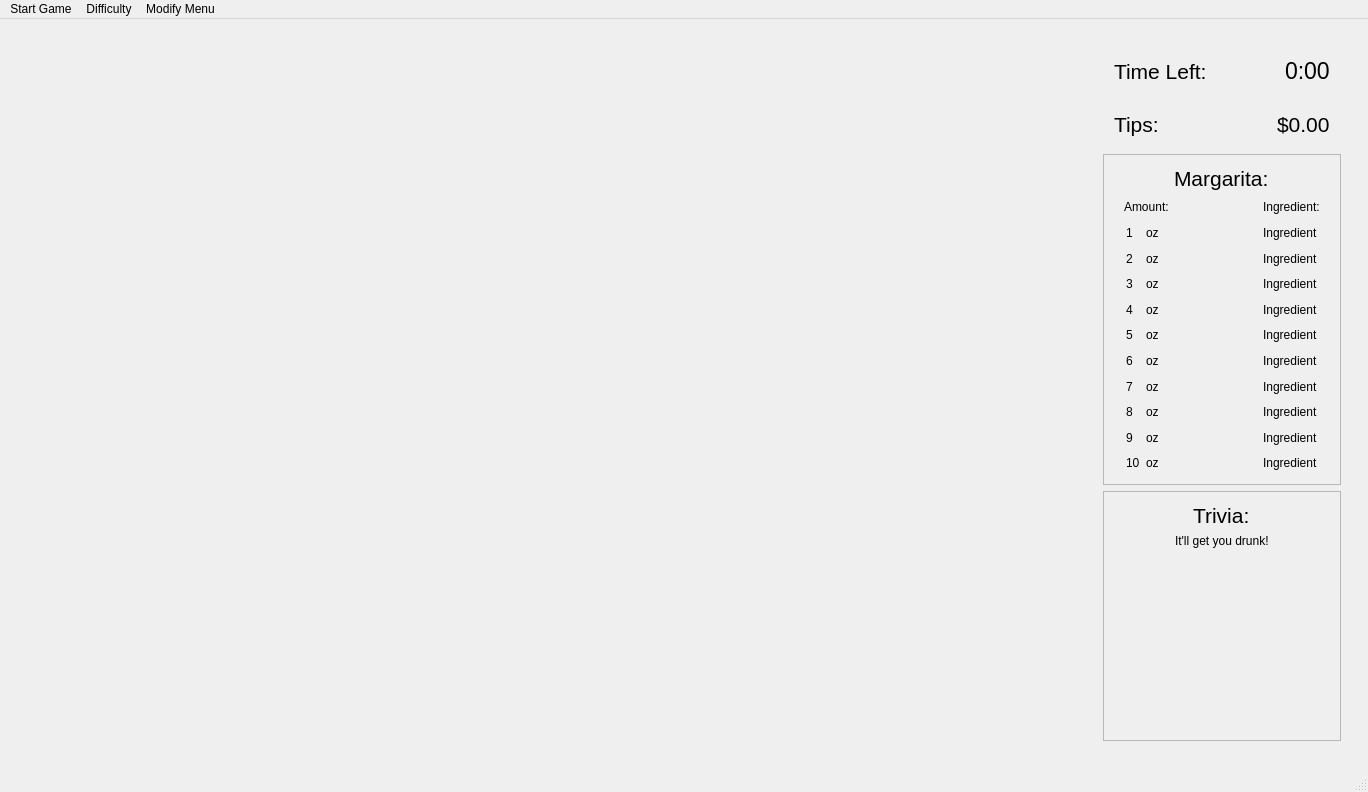
This is mainwindow.ui in wintersca/bartender as Qt 5 draws it before an edit. The edited form follows.
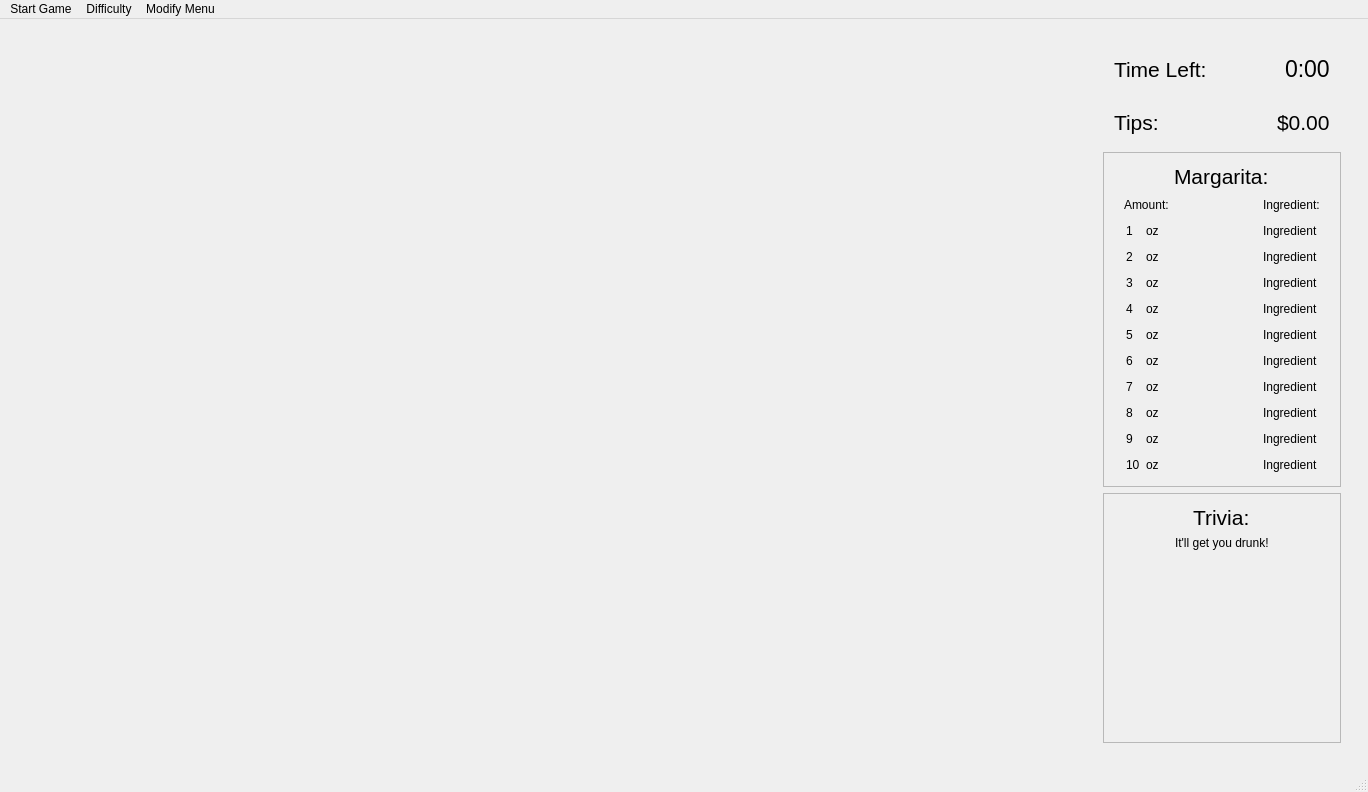
This is the edited form.

What changed in the file:
```diff
--- a/mainwindow.ui
+++ b/mainwindow.ui
@@ -275,7 +275,7 @@
                </property>
               </spacer>
              </item>
-             <item>
+             <item alignment="Qt::AlignRight">
               <widget class="QLabel" name="recipeSections">
                <property name="text">
                 <string>Ingredient:</string>
@@ -312,14 +312,14 @@
              <property name="bottomMargin">
               <number>0</number>
              </property>
-             <item row="1" column="3">
+             <item row="1" column="3" alignment="Qt::AlignRight">
               <widget class="QLabel" name="ingredientName1">
                <property name="text">
                 <string>Ingredient</string>
                </property>
               </widget>
              </item>
-             <item row="4" column="3">
+             <item row="4" column="3" alignment="Qt::AlignRight">
               <widget class="QLabel" name="ingredientName4">
                <property name="text">
                 <string>Ingredient</string>
@@ -354,7 +354,7 @@
                </property>
               </widget>
              </item>
-             <item row="10" column="3">
+             <item row="10" column="3" alignment="Qt::AlignRight">
               <widget class="QLabel" name="ingredientName10">
                <property name="text">
                 <string>Ingredient</string>
@@ -389,7 +389,7 @@
                </property>
               </widget>
              </item>
-             <item row="2" column="3">
+             <item row="2" column="3" alignment="Qt::AlignRight">
               <widget class="QLabel" name="ingredientName2">
                <property name="text">
                 <string>Ingredient</string>
@@ -403,21 +403,21 @@
                </property>
               </widget>
              </item>
-             <item row="7" column="3">
+             <item row="7" column="3" alignment="Qt::AlignRight">
               <widget class="QLabel" name="ingredientName7">
                <property name="text">
                 <string>Ingredient</string>
                </property>
               </widget>
              </item>
-             <item row="9" column="3">
+             <item row="9" column="3" alignment="Qt::AlignRight">
               <widget class="QLabel" name="ingredientName9">
                <property name="text">
                 <string>Ingredient</string>
                </property>
               </widget>
              </item>
-             <item row="3" column="3">
+             <item row="3" column="3" alignment="Qt::AlignRight">
               <widget class="QLabel" name="ingredientName3">
                <property name="text">
                 <string>Ingredient</string>
@@ -438,7 +438,7 @@
                </property>
               </widget>
              </item>
-             <item row="8" column="3">
+             <item row="8" column="3" alignment="Qt::AlignRight">
               <widget class="QLabel" name="ingredientName8">
                <property name="text">
                 <string>Ingredient</string>
@@ -535,6 +535,123 @@
                </property>
               </widget>
              </item>
+             <item row="2" column="2">
+              <spacer name="horizontalSpacer_2">
+               <property name="orientation">
+                <enum>Qt::Horizontal</enum>
+               </property>
+               <property name="sizeHint" stdset="0">
+                <size>
+                 <width>40</width>
+                 <height>20</height>
+                </size>
+               </property>
+              </spacer>
+             </item>
+             <item row="3" column="2">
+              <spacer name="horizontalSpacer_4">
+               <property name="orientation">
+                <enum>Qt::Horizontal</enum>
+               </property>
+               <property name="sizeHint" stdset="0">
+                <size>
+                 <width>40</width>
+                 <height>20</height>
+                </size>
+               </property>
+              </spacer>
+             </item>
+             <item row="4" column="2">
+              <spacer name="horizontalSpacer_5">
+               <property name="orientation">
+                <enum>Qt::Horizontal</enum>
+               </property>
+               <property name="sizeHint" stdset="0">
+                <size>
+                 <width>40</width>
+                 <height>20</height>
+                </size>
+               </property>
+              </spacer>
+             </item>
+             <item row="5" column="2">
+              <spacer name="horizontalSpacer_6">
+               <property name="orientation">
+                <enum>Qt::Horizontal</enum>
+               </property>
+               <property name="sizeHint" stdset="0">
+                <size>
+                 <width>40</width>
+                 <height>20</height>
+                </size>
+               </property>
+              </spacer>
+             </item>
+             <item row="6" column="2">
+              <spacer name="horizontalSpacer_7">
+               <property name="orientation">
+                <enum>Qt::Horizontal</enum>
+               </property>
+               <property name="sizeHint" stdset="0">
+                <size>
+                 <width>40</width>
+                 <height>20</height>
+                </size>
+               </property>
+              </spacer>
+             </item>
+             <item row="7" column="2">
+              <spacer name="horizontalSpacer_8">
+               <property name="orientation">
+                <enum>Qt::Horizontal</enum>
+               </property>
+               <property name="sizeHint" stdset="0">
+                <size>
+                 <width>40</width>
+                 <height>20</height>
+                </size>
+               </property>
+              </spacer>
+             </item>
+             <item row="8" column="2">
+              <spacer name="horizontalSpacer_9">
+               <property name="orientation">
+                <enum>Qt::Horizontal</enum>
+               </property>
+               <property name="sizeHint" stdset="0">
+                <size>
+                 <width>40</width>
+                 <height>20</height>
+                </size>
+               </property>
+              </spacer>
+             </item>
+             <item row="9" column="2">
+              <spacer name="horizontalSpacer_10">
+               <property name="orientation">
+                <enum>Qt::Horizontal</enum>
+               </property>
+               <property name="sizeHint" stdset="0">
+                <size>
+                 <width>40</width>
+                 <height>20</height>
+                </size>
+               </property>
+              </spacer>
+             </item>
+             <item row="10" column="2">
+              <spacer name="horizontalSpacer_11">
+               <property name="orientation">
+                <enum>Qt::Horizontal</enum>
+               </property>
+               <property name="sizeHint" stdset="0">
+                <size>
+                 <width>40</width>
+                 <height>20</height>
+                </size>
+               </property>
+              </spacer>
+             </item>
             </layout>
            </widget>
           </item>
```
Left out of the diff: 4 changed lines with no effect on the pictures.
